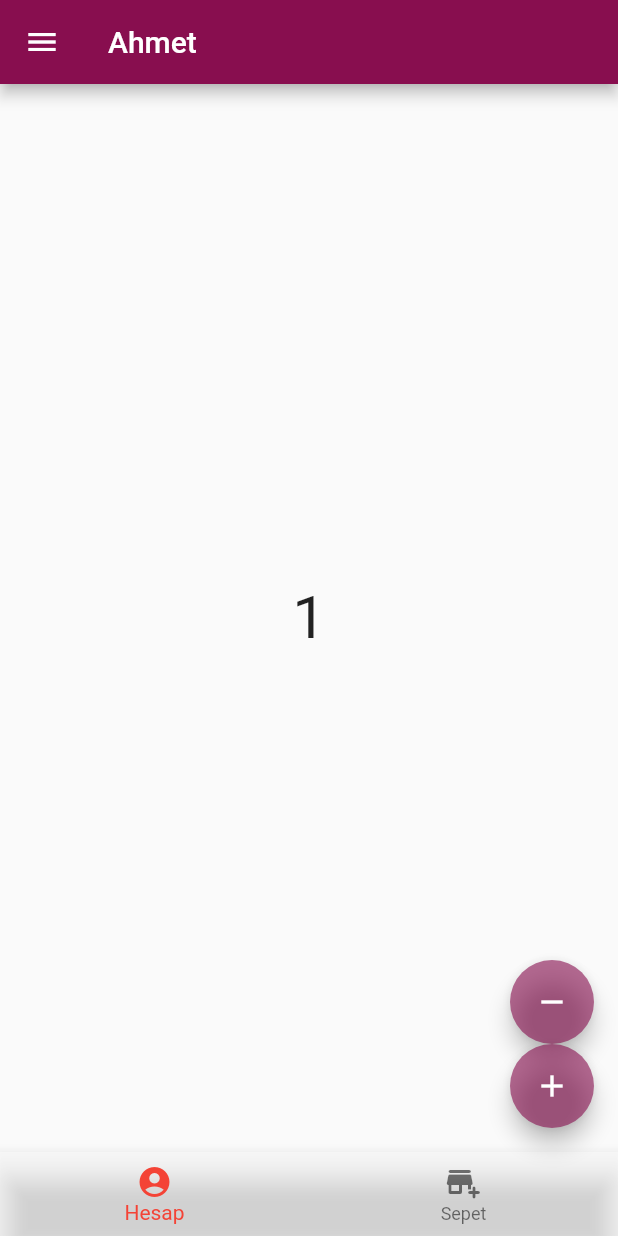
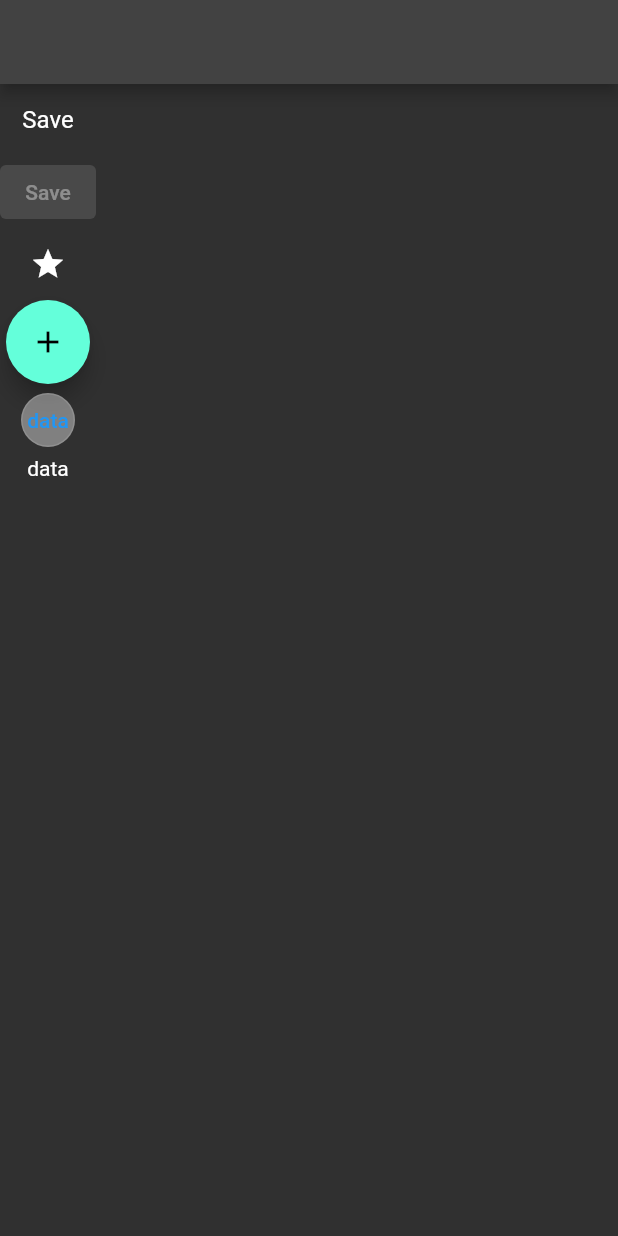
Before and after one commit to ahmetcakr/flutter_full_learn, a Flutter app: the screen it shows after launch, after a tap on the "add" icon, on a phone screen of 412 x 824 dp. Run offline on Flutter 3.47's test engine with Material 2 defaults, Android fonts, the phone set to English and light mode, and no system bars.

Commit message:
Added a part of button_learn.dart

```diff
--- /dev/null
+++ b/lib/101/button_learn.dart
@@ -0,0 +1,44 @@
+import 'package:flutter/material.dart';
+
+class ButtonLearn extends StatelessWidget {
+  const ButtonLearn({Key? key}) : super(key: key);
+
+  @override
+  Widget build(BuildContext context) {
+    return Scaffold(
+      appBar: AppBar(),
+      body: Column(children: [
+        TextButton(
+          // arka planı olmayan text button
+          style: ButtonStyle(
+              backgroundColor: MaterialStateProperty.resolveWith((states) {
+            if (states.contains(MaterialState.pressed)) {
+              return Colors.red;
+            } // Bu kullanım çok önerilmese de böyle bir özelleştirme var.
+          })),
+          child: Text('Save', style: Theme.of(context).textTheme.subtitle1),
+          onPressed: () {},
+        ),
+        // Eğer onPressed kısmınan null atarsak bu unenable olur.
+        const ElevatedButton(onPressed: null, child: Text('Save')),
+        IconButton(onPressed: () {}, icon: const Icon(Icons.star)),
+        FloatingActionButton(
+          onPressed: () {},
+          child: const Icon(Icons.add),
+        ),
+        OutlinedButton(
+            style: OutlinedButton.styleFrom(
+                backgroundColor: Colors.white38, shape: const CircleBorder()),
+            onPressed: () {},
+            child: const Text('data')),
+        InkWell(
+          onTap: () {},
+          child: const Text('data'),
+        )
+      ]),
+    );
+  }
+}
+
+
+// 17.50
--- a/lib/main.dart
+++ b/lib/main.dart
@@ -1,5 +1,6 @@
 import 'package:flutter/material.dart';
-import 'package:flutter_full_learn/101/trying.dart';
+
+import '101/button_learn.dart';
 
 void main() {
   runApp(const MyApp()); // AliDayı
@@ -18,9 +19,8 @@ class MyApp extends StatelessWidget {
       title: 'Flutter Demo',
       // title uygulamamızın ismi diyebiliriz.
       // androidtte uygulamayı arkaplana aldığımızda üstünde çıkan isim
-      theme:
-          ThemeData(primarySwatch: colorCustom, bottomAppBarColor: colorCustom),
-      home: const DenemeApp(),
+      theme: ThemeData.dark(),
+      home: const ButtonLearn(),
     );
   }
 }
```
